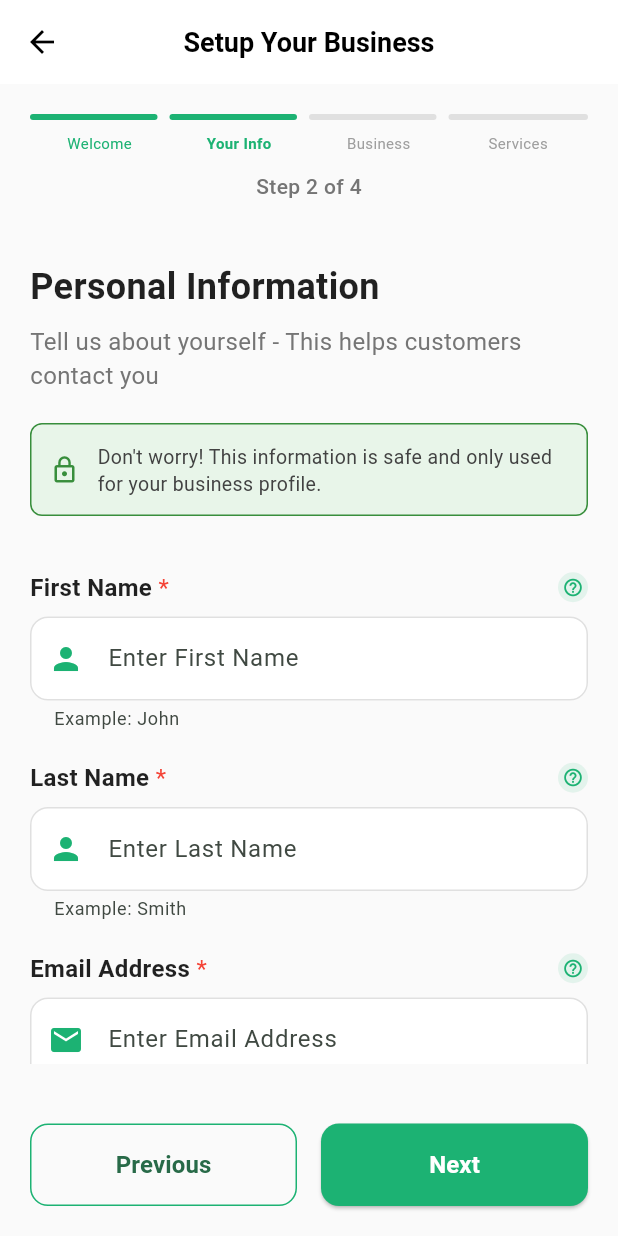
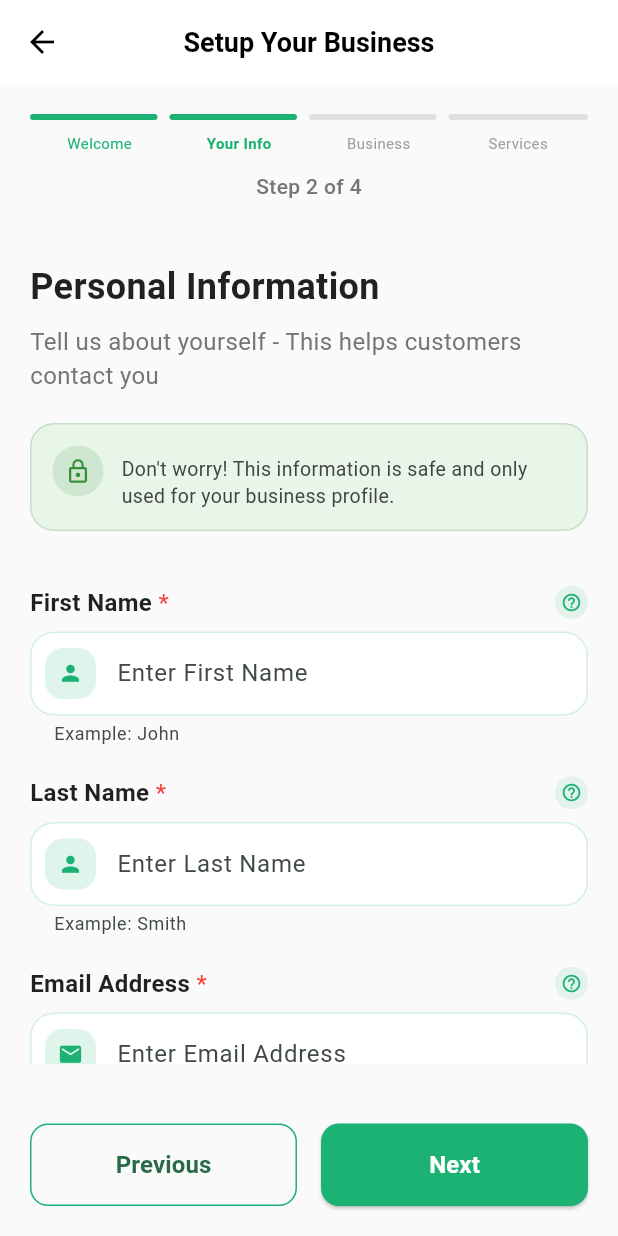
Before and after one commit to car-detail/app, a Flutter app: the VendorOnboardingActivity screen opened by its route, swiped to page 2, on a phone screen of 412 x 824 dp. Run offline on Flutter 3.47's test engine with Material 3 defaults, Android fonts, the phone set to English and light mode, and no system bars; our stand-ins replace audioplayers, bot_toast, carousel_slider, convex_bottom_bar, country_code_picker, device_info_plus and 18 more; missing offline and left inert: google_maps_places_autocomplete_widgets, html_editor_enhanced; accounts and stored records are empty.

Commit message:
Redesign Add Service screen and shared form helpers ("very boring")
Root cause: the shared UXHelperWidget.buildHelpfulInputField and
buildInfoBanner (used across 4 forms) were plain grey-bordered boxes
with a flat green icon -- no personality, and this screen's own
AppBar/progress bar were equally flat.

UXHelperWidget changes (affects every screen using these helpers):
- buildHelpfulInputField: flat prefix icon -> colored icon tile via
  ModernDesignSystem.iconTile, added optional accentColor param
  (defaults to the existing brand green, so untouched call sites are
  unaffected), rounder border with a tinted (not plain grey) outline.
- buildInfoBanner: plain bordered box -> icon tile + rounder card.

modern_add_service_activity.dart:
- AppBar -> AppHeader (the shared gradient header component).
- Progress indicator: 3 thin flat grey bars -> colored circular step
  badges with icons (edit/tune/photo) connected by progress lines,
  current step gets a glow shadow, completed steps show a checkmark.
- All 3 UXHelperWidget input fields + 3 info banners now pass
  accentColor: indigo (ModernDesignSystem.accentFor(1)), the
  established Services identity color.

Verified with flutter analyze (0 errors) and
flutter build ios --debug --simulator --no-codesign (build succeeds).

Co-Authored-By: Claude Sonnet 5 <noreply@anthropic.com>

```diff
--- a/lib/Common/UXHelperWidget.dart
+++ b/lib/Common/UXHelperWidget.dart
@@ -1,5 +1,6 @@
 import 'package:flutter/material.dart';
 import 'Color.dart';
+import 'ModernDesignSystem.dart';
 
 /// Helper widget for layman-friendly UX components
 class UXHelperWidget {
@@ -128,7 +129,9 @@ class UXHelperWidget {
     int maxLines = 1,
     bool isRequired = false,
     BuildContext? context,
+    Color? accentColor,
   }) {
+    final accent = accentColor ?? ColorClass.base_color;
     return Column(
       crossAxisAlignment: CrossAxisAlignment.start,
       children: [
@@ -168,16 +171,16 @@ class UXHelperWidget {
                   );
                 },
                 child: Container(
-                  width: 20,
-                  height: 20,
+                  width: 22,
+                  height: 22,
                   decoration: BoxDecoration(
-                    color: ColorClass.base_color.withOpacity(0.1),
+                    color: accent.withOpacity(0.1),
                     shape: BoxShape.circle,
                   ),
                   child: Icon(
                     Icons.help_outline,
                     size: 14,
-                    color: ColorClass.base_color,
+                    color: accent,
                   ),
                 ),
               ),
@@ -200,21 +203,30 @@ class UXHelperWidget {
           keyboardType: keyboardType,
           maxLines: maxLines,
           decoration: InputDecoration(
-            prefixIcon: Icon(icon, color: ColorClass.base_color),
+            prefixIcon: Padding(
+              padding: const EdgeInsets.all(10),
+              child: ModernDesignSystem.iconTile(
+                icon,
+                color: accent,
+                size: 34,
+                iconSize: 17,
+                circle: false,
+              ),
+            ),
             hintText: hintText ?? "Enter $label",
             helperText: example != null ? "Example: $example" : null,
             helperMaxLines: 3,
             border: OutlineInputBorder(
-              borderRadius: BorderRadius.circular(12),
-              borderSide: BorderSide(color: Colors.grey[300]!),
+              borderRadius: BorderRadius.circular(ModernDesignSystem.radiusL),
+              borderSide: BorderSide(color: accent.withOpacity(0.2)),
             ),
             enabledBorder: OutlineInputBorder(
-              borderRadius: BorderRadius.circular(12),
-              borderSide: BorderSide(color: Colors.grey[300]!),
+              borderRadius: BorderRadius.circular(ModernDesignSystem.radiusL),
+              borderSide: BorderSide(color: accent.withOpacity(0.2)),
             ),
             focusedBorder: OutlineInputBorder(
-              borderRadius: BorderRadius.circular(12),
-              borderSide: BorderSide(color: ColorClass.base_color, width: 2),
+              borderRadius: BorderRadius.circular(ModernDesignSystem.radiusL),
+              borderSide: BorderSide(color: accent, width: 2),
             ),
             filled: true,
             fillColor: Colors.white,
@@ -294,32 +306,30 @@ class UXHelperWidget {
     Color? backgroundColor,
     Color? iconColor,
   }) {
+    final accent = iconColor ?? Colors.blue[700]!;
     return Container(
-      padding: const EdgeInsets.all(12),
+      padding: const EdgeInsets.all(14),
       margin: const EdgeInsets.only(bottom: 16),
       decoration: BoxDecoration(
-        color: (backgroundColor ?? Colors.blue[50])!,
-        borderRadius: BorderRadius.circular(8),
-        border: Border.all(
-          color: (iconColor ?? Colors.blue[300]!),
-          width: 1,
-        ),
+        color: backgroundColor ?? accent.withOpacity(0.06),
+        borderRadius: BorderRadius.circular(ModernDesignSystem.radiusL),
+        border: Border.all(color: accent.withOpacity(0.2)),
       ),
       child: Row(
+        crossAxisAlignment: CrossAxisAlignment.start,
         children: [
-          Icon(
-            icon,
-            color: iconColor ?? Colors.blue[700],
-            size: 20,
-          ),
+          ModernDesignSystem.iconTile(icon, color: accent, size: 34, iconSize: 18),
           const SizedBox(width: 12),
           Expanded(
+            child: Padding(
+              padding: const EdgeInsets.only(top: 6),
               child: Text(
                 message,
                 style: TextStyle(
                   fontSize: 13,
                   color: Colors.grey[800],
                   height: 1.4,
+                ),
               ),
             ),
           ),
```
Also changed, not shown: lib/features/services_model/ui/modern_add_service_activity.dart (+60 -38 lines). Lines whose indentation alone changed are shown as unchanged.
